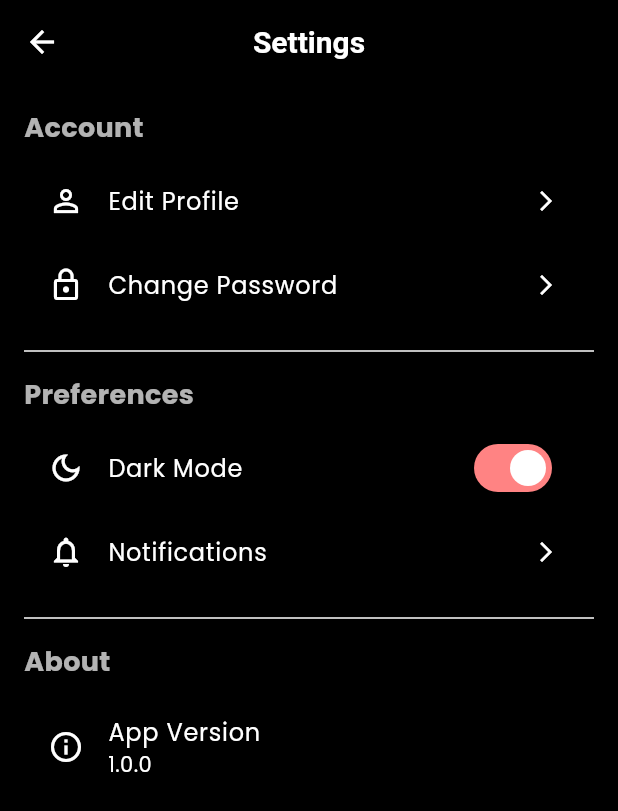
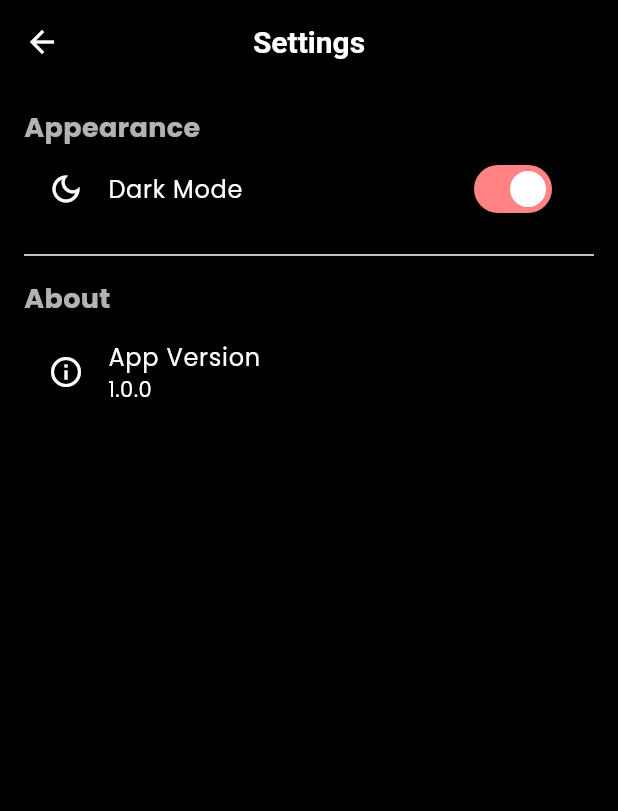
Before and after one commit to AdibOmi/Pump-Fiction, a Flutter app: the SettingsPage screen opened directly, on a phone screen of 412 x 824 dp. Shown: the top 811 px of the screen. Run offline on Flutter 3.47's test engine with Material 3 defaults, Android fonts, the phone set to English and light mode, and no system bars; our stand-ins replace dio, fl_chart, flutter_riverpod, flutter_secure_storage, get_it, go_router and 4 more; accounts and stored records are empty; generated files the repository leaves out were written again.

Commit message:
Implmentation of settings page

```diff
--- a/frontend/lib/core/router/app_router.dart
+++ b/frontend/lib/core/router/app_router.dart
@@ -8,7 +8,7 @@ import '../../features/social/presentation/pages/social_page.dart';
 import '../../features/chat/presentation/chat.dart';
 import '../widgets/custom_tabbar.dart';
 import '../../core/widgets/splash_screen.dart';
-
+import '../../features/settings/presentation/pages/settings.dart';
 import '../../features/fitness/fitness_hub.dart';
 
 
@@ -21,6 +21,7 @@ final GoRouter appRouter = GoRouter(
     GoRoute(path: '/signup', builder: (context, state) => const SignupPage()),
     GoRoute(path: '/profile', builder: (context, state) => const ProfilePage()),
     GoRoute(path: '/marketplace', builder: (context, state) => const MarketplacePage()),
+    GoRoute(path: '/settings', builder: (context, state) => const SettingsPage()),
 
     // ShellRoute for persistent bottom navigation
     ShellRoute(
--- a/frontend/lib/features/settings/presentation/pages/settings.dart
+++ b/frontend/lib/features/settings/presentation/pages/settings.dart
@@ -0,0 +1,55 @@
+import 'package:flutter/material.dart';
+import 'package:flutter_riverpod/flutter_riverpod.dart';
+import 'package:go_router/go_router.dart';
+import '../../../theme/presentation/provider/theme_provider.dart';
+
+class SettingsPage extends ConsumerWidget {
+  const SettingsPage({super.key});
+
+  @override
+  Widget build(BuildContext context, WidgetRef ref) {
+    final themeMode = ref.watch(themeModeProvider);
+
+    return Scaffold(
+      appBar: AppBar(
+        title: const Text('Settings'),
+        centerTitle: true,
+        leading: IconButton(
+          icon: const Icon(Icons.arrow_back),
+          onPressed: () {
+            context.go('/home');
+          },
+        ),
+      ),
+      body: ListView(
+        padding: const EdgeInsets.all(16.0),
+        children: [
+          const Text(
+            'Appearance',
+            style: TextStyle(fontSize: 18, fontWeight: FontWeight.bold),
+          ),
+          SwitchListTile(
+            secondary: const Icon(Icons.dark_mode_outlined),
+            title: const Text('Dark Mode'),
+            value: themeMode == ThemeMode.dark,
+            onChanged: (bool value) {
+              ref
+                  .read(themeModeProvider.notifier)
+                  .state = value ? ThemeMode.dark : ThemeMode.light;
+            },
+          ),
+          const Divider(height: 32),
+          const Text(
+            'About',
+            style: TextStyle(fontSize: 18, fontWeight: FontWeight.bold),
+          ),
+          ListTile(
+            leading: const Icon(Icons.info_outline),
+            title: const Text('App Version'),
+            subtitle: const Text('1.0.0'),
+          ),
+        ],
+      ),
+    );
+  }
+}
--- a/frontend/lib/features/settings/settings.dart
+++ /dev/null
@@ -1,79 +0,0 @@
-import 'package:flutter/material.dart';
-
-class SettingsPage extends StatelessWidget {
-  const SettingsPage({super.key});
-
-  @override
-  Widget build(BuildContext context) {
-    return Scaffold(
-      appBar: AppBar(
-        title: const Text('Settings'),
-        centerTitle: true,
-      ),
-      body: ListView(
-        padding: const EdgeInsets.all(16.0),
-        children: [
-          const Text(
-            'Account',
-            style: TextStyle(fontSize: 18, fontWeight: FontWeight.bold),
-          ),
-          const SizedBox(height: 8),
-          ListTile(
-            leading: const Icon(Icons.person_outline),
-            title: const Text('Edit Profile'),
-            trailing: const Icon(Icons.arrow_forward_ios, size: 16),
-            onTap: () {
-              ScaffoldMessenger.of(context).showSnackBar(
-                const SnackBar(content: Text('Edit Profile tapped')),
-              );
-            },
-          ),
-          ListTile(
-            leading: const Icon(Icons.lock_outline),
-            title: const Text('Change Password'),
-            trailing: const Icon(Icons.arrow_forward_ios, size: 16),
-            onTap: () {},
-          ),
-          const Divider(height: 32),
-          const Text(
-            'Preferences',
-            style: TextStyle(fontSize: 18, fontWeight: FontWeight.bold),
-          ),
-          const SizedBox(height: 8),
-          SwitchListTile(
-            secondary: const Icon(Icons.dark_mode_outlined),
-            title: const Text('Dark Mode'),
-            value: Theme.of(context).brightness == Brightness.dark,
-            onChanged: (bool value) {
-              ScaffoldMessenger.of(context).showSnackBar(
-                SnackBar(
-                  content: Text(
-                    value ? 'Dark Mode Enabled' : 'Light Mode Enabled',
-                  ),
-                ),
-              );
-            },
-          ),
-          ListTile(
-            leading: const Icon(Icons.notifications_outlined),
-            title: const Text('Notifications'),
-            trailing: const Icon(Icons.arrow_forward_ios, size: 16),
-            onTap: () {},
-          ),
-          const Divider(height: 32),
-          const Text(
-            'About',
-            style: TextStyle(fontSize: 18, fontWeight: FontWeight.bold),
-          ),
-          const SizedBox(height: 8),
-          ListTile(
-            leading: const Icon(Icons.info_outline),
-            title: const Text('App Version'),
-            subtitle: const Text('1.0.0'),
-            onTap: () {},
-          ),
-        ],
-      ),
-    );
-  }
-}
--- a/frontend/lib/main.dart
+++ b/frontend/lib/main.dart
@@ -3,9 +3,7 @@ import 'package:flutter_riverpod/flutter_riverpod.dart';
 import 'core/router/app_router.dart';
 import 'core/theme/app_theme.dart';
 import 'injection_container.dart' as di;
-
-// A Riverpod provider to manage theme mode globally
-final themeModeProvider = StateProvider<ThemeMode>((ref) => ThemeMode.dark);
+import 'features/theme/presentation/provider/theme_provider.dart';
 
 Future<void> main() async {
   WidgetsFlutterBinding.ensureInitialized();
```
Also changed, not shown: frontend/lib/core/widgets/custom_app_bar.dart (+14 -4 lines), frontend/lib/features/theme/presentation/provider/theme_provider.dart (added, +35 -0 lines).
